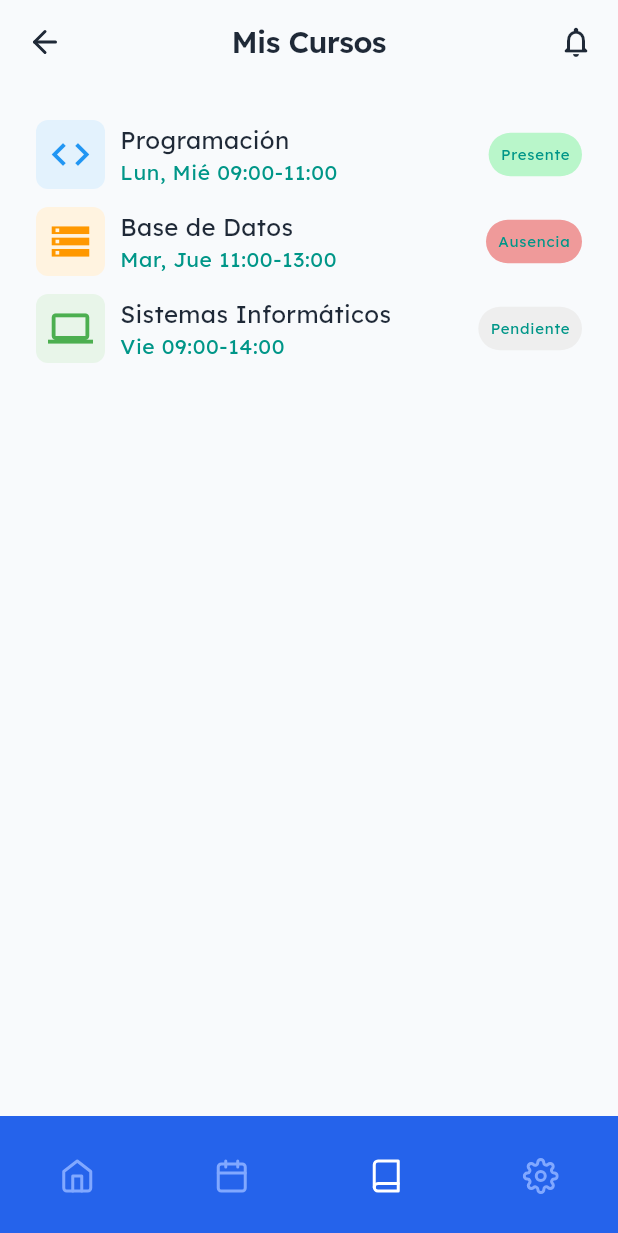
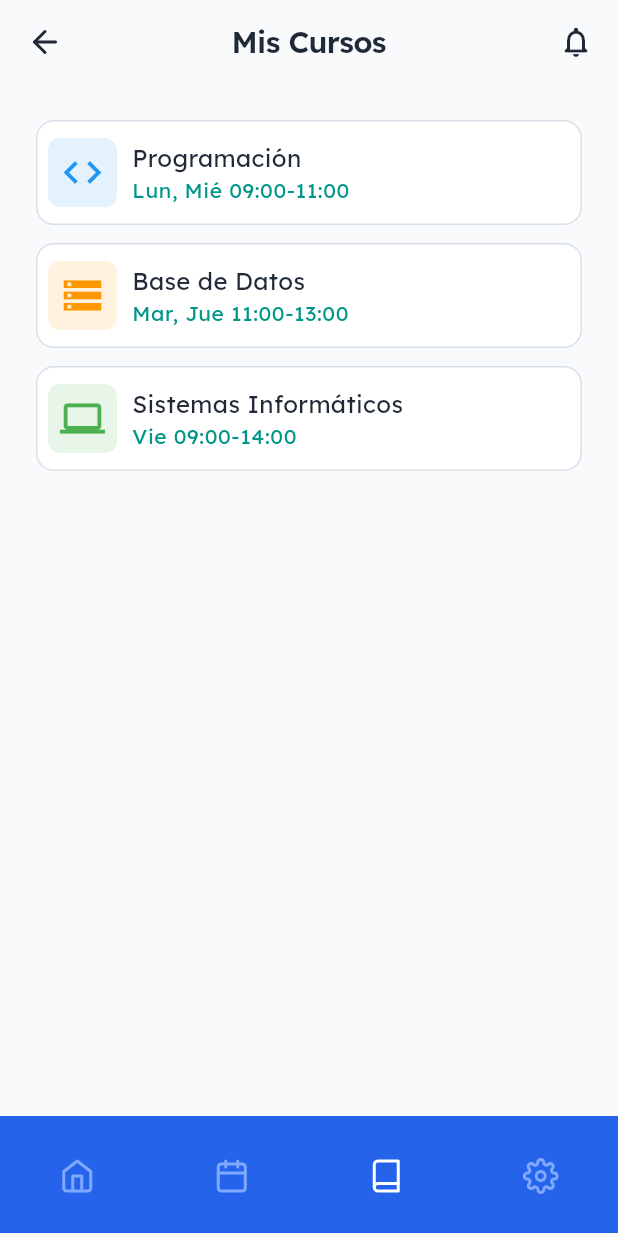
Before and after one commit to chriskwork/classlog, a Flutter app: the HomeScreen screen opened directly, item 3 of the bottom bar chosen, on a phone screen of 412 x 824 dp. Shown: the top 1233 px of the screen. Run offline on Flutter 3.47's test engine with Material 3 defaults, Android fonts, the phone set to English and light mode, and no system bars; our stand-ins replace flutter_feather_icons, google_fonts, table_calendar.

Commit message:
Course card

```diff
--- a/lib/screens/my_courses_screen.dart
+++ b/lib/screens/my_courses_screen.dart
@@ -1,5 +1,6 @@
 import 'package:classlog/data/mock_course.dart';
 import 'package:classlog/screens/course_detail_sheet.dart';
+import 'package:classlog/theme/colors.dart';
 import 'package:classlog/theme/settings.dart';
 import 'package:classlog/widgets/course_card.dart';
 import 'package:flutter/material.dart';
@@ -13,7 +14,12 @@ class MyCoursesScreen extends StatelessWidget {
       context: context,
       isScrollControlled: true,
       backgroundColor: Colors.transparent,
-      builder: (context) => CourseDetailSheet(course: course),
+      builder: (context) => GestureDetector(
+        onTap: () => Navigator.pop(context),
+        behavior: HitTestBehavior.opaque,
+        child: GestureDetector(
+            onTap: () {}, child: CourseDetailSheet(course: course)),
+      ),
     );
   }
 
@@ -25,14 +31,25 @@ class MyCoursesScreen extends StatelessWidget {
         separatorBuilder: (_, __) => const SizedBox(height: 12),
         itemBuilder: (context, index) {
           final course = courses[index];
-          return CourseCard(
+          return DecoratedBox(
+            decoration: BoxDecoration(
+              color: Colors.white,
+              border: Border.all(
+                color: lineColor,
+              ),
+              borderRadius: BorderRadius.circular(12),
+            ),
+            child: Padding(
+              padding: const EdgeInsets.symmetric(vertical: 12, horizontal: 8),
+              child: CourseCard(
                 courseName: course['name'],
                 time: course['time'],
-            status: course['status'],
                 icon: course['icon'],
                 iconColor: course['iconColor'],
                 iconBgColor: course['iconBgColor'],
                 onTap: () => _showCourseDetail(context, course),
+              ),
+            ),
           );
         });
   }
--- a/lib/widgets/course_card.dart
+++ b/lib/widgets/course_card.dart
@@ -8,14 +8,14 @@ class CourseCard extends StatelessWidget {
   final Color iconBgColor;
   final String courseName;
   final String time;
-  final String status;
+  final String? status;
   final VoidCallback? onTap;
 
   const CourseCard({
     super.key,
     required this.courseName,
     required this.time,
-    required this.status,
+    this.status,
     required this.icon,
     required this.iconColor,
     required this.iconBgColor,
@@ -24,7 +24,10 @@ class CourseCard extends StatelessWidget {
 
   @override
   Widget build(BuildContext context) {
-    return Row(
+    return GestureDetector(
+      onTap: onTap,
+      behavior: HitTestBehavior.opaque,
+      child: Row(
         mainAxisAlignment: MainAxisAlignment.start,
         spacing: Gaps.sm,
         children: [
@@ -64,6 +67,7 @@ class CourseCard extends StatelessWidget {
           SizedBox(
             width: 4,
           ),
+          if (status != null)
             DecoratedBox(
               decoration: BoxDecoration(
                 color: switch (status) {
@@ -76,7 +80,7 @@ class CourseCard extends StatelessWidget {
               child: Padding(
                 padding: const EdgeInsets.all(8.0),
                 child: Text(
-              status,
+                  status!,
                   style: Theme.of(context).textTheme.labelMedium!.copyWith(
                         color: secondaryColor,
                       ),
@@ -84,6 +88,7 @@ class CourseCard extends StatelessWidget {
               ),
             ),
         ],
+      ),
     );
   }
 }
```
Lines whose indentation alone changed are shown as unchanged.
